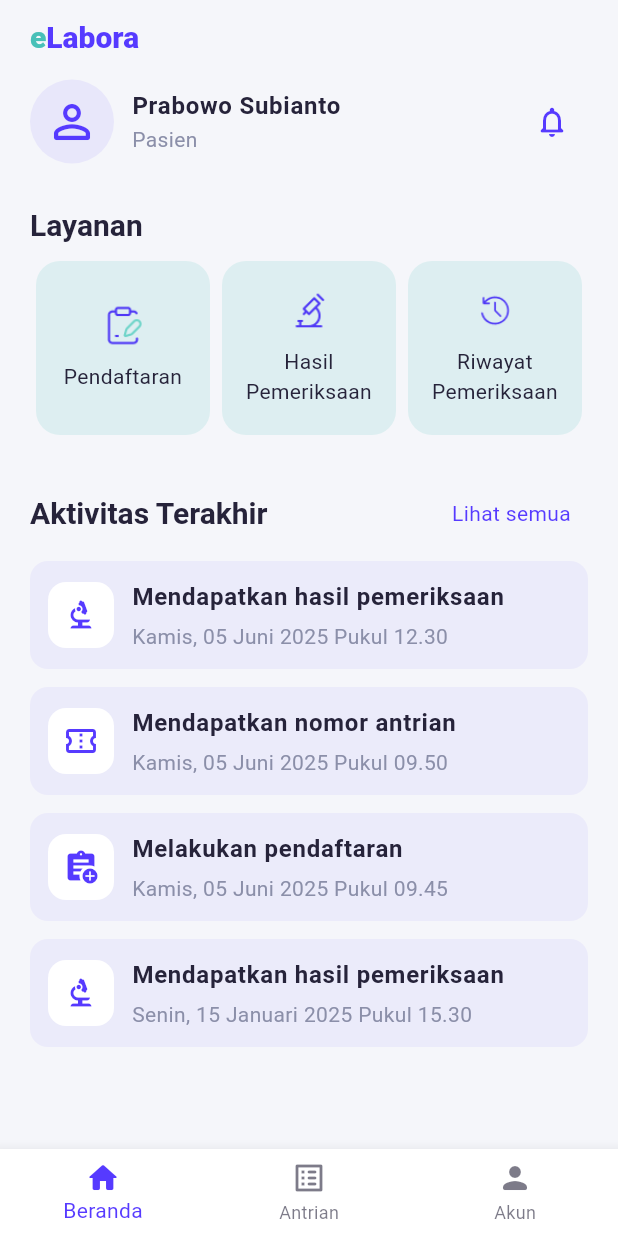
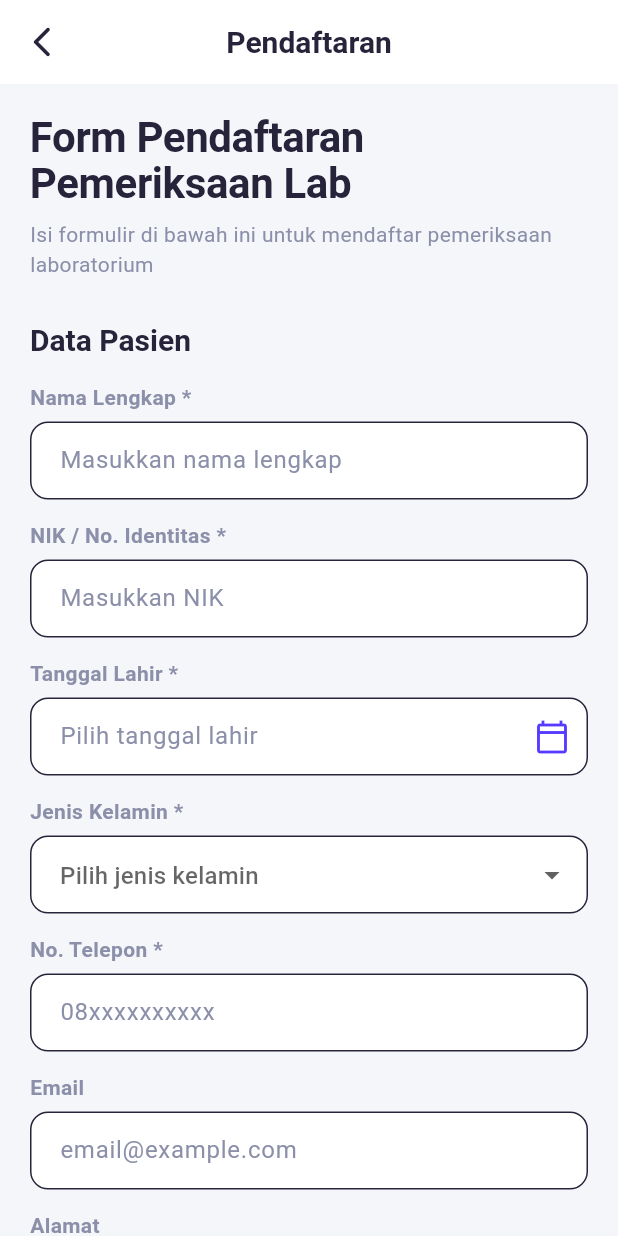
Before and after one commit to ilhamridzuan/mobile---eLabora, a Flutter app: the HomePage screen opened by its route, after a tap on "Pendaftaran", on a phone screen of 412 x 824 dp. Run offline on Flutter 3.47's test engine with Material 3 defaults, Android fonts, the phone set to English and light mode, and no system bars.

Commit message:
Menambahkan pendaftaran dan antrian

```diff
--- a/lib/config/routes.dart
+++ b/lib/config/routes.dart
@@ -1,3 +1,5 @@
+import 'package:elabora_app/pages/antrian.dart';
+import 'package:elabora_app/pages/pendaftaran.dart';
 import 'package:flutter/material.dart';
 import 'package:elabora_app/pages/home_page.dart';
 import 'package:elabora_app/pages/riwayat_page.dart';
@@ -9,4 +11,6 @@ final Map<String, WidgetBuilder> appRoutes = {
   '/login': (context) => const LoginPage(),
   '/home': (context) => const HomePage(),
   '/riwayat': (context) => const RiwayatPage(),
+  '/pendaftaran': (context) => const PendaftaranPage(),
+  '/antrian': (context) => const AntrianPage(),
 };
--- /dev/null
+++ b/lib/pages/pendaftaran.dart
@@ -0,0 +1,251 @@
+import 'package:flutter/material.dart';
+
+class PendaftaranPage extends StatefulWidget {
+  const PendaftaranPage({super.key});
+
+  @override
+  State<PendaftaranPage> createState() => _PendaftaranPageState();
+}
+
+class _PendaftaranPageState extends State<PendaftaranPage> {
+  final _formKey = GlobalKey<FormState>();
+  String? _jenisKelamin;
+  DateTime? _tanggalLahir;
+  DateTime? _tanggalPeriksa;
+  TimeOfDay? _waktuPeriksa;
+
+  @override
+  Widget build(BuildContext context) {
+    final theme = Theme.of(context);
+    final color = theme.colorScheme;
+    final text = theme.textTheme;
+
+    return Scaffold(
+      backgroundColor: theme.scaffoldBackgroundColor,
+      appBar: AppBar(
+        title: const Text('Pendaftaran'),
+        centerTitle: true,
+        elevation: 0,
+        backgroundColor: color.surface,
+        foregroundColor: color.onSurface,
+        leading: IconButton(
+          icon: const Icon(Icons.arrow_back_ios_new_rounded),
+          onPressed: () => Navigator.pushReplacementNamed(context, '/home'),
+        ),
+      ),
+
+      body: SingleChildScrollView(
+        padding: const EdgeInsets.all(20),
+        child: Form(
+          key: _formKey,
+          child: Column(
+            crossAxisAlignment: CrossAxisAlignment.start,
+            children: [
+              Text(
+                'Form Pendaftaran Pemeriksaan Lab',
+                style: text.displayLarge,
+              ),
+              const SizedBox(height: 8),
+              Text(
+                'Isi formulir di bawah ini untuk mendaftar pemeriksaan laboratorium',
+                style: text.bodyMedium,
+              ),
+              const SizedBox(height: 28),
+              Text(
+                'Data Pasien',
+                style: text.titleLarge?.copyWith(fontWeight: FontWeight.w600),
+              ),
+              const SizedBox(height: 16),
+              Text(
+                'Nama Lengkap *',
+                style: text.bodyMedium?.copyWith(fontWeight: FontWeight.w600),
+              ),
+              const SizedBox(height: 6),
+              TextFormField(
+                decoration: const InputDecoration(
+                  hintText: 'Masukkan nama lengkap',
+                ),
+              ),
+              const SizedBox(height: 14),
+              Text(
+                'NIK / No. Identitas *',
+                style: text.bodyMedium?.copyWith(fontWeight: FontWeight.w600),
+              ),
+              const SizedBox(height: 6),
+              TextFormField(
+                keyboardType: TextInputType.number,
+                decoration: const InputDecoration(hintText: 'Masukkan NIK'),
+              ),
+              const SizedBox(height: 14),
+              Text(
+                'Tanggal Lahir *',
+                style: text.bodyMedium?.copyWith(fontWeight: FontWeight.w600),
+              ),
+              const SizedBox(height: 6),
+              TextFormField(
+                readOnly: true,
+                decoration: InputDecoration(
+                  hintText: 'Pilih tanggal lahir',
+                  suffixIcon: Icon(
+                    Icons.calendar_today_outlined,
+                    color: color.primary,
+                  ),
+                ),
+                onTap: () async {
+                  final picked = await showDatePicker(
+                    context: context,
+                    initialDate: DateTime.now(),
+                    firstDate: DateTime(1950),
+                    lastDate: DateTime(2100),
+                  );
+                  if (picked != null) setState(() => _tanggalLahir = picked);
+                },
+              ),
+              const SizedBox(height: 14),
+              Text(
+                'Jenis Kelamin *',
+                style: text.bodyMedium?.copyWith(fontWeight: FontWeight.w600),
+              ),
+              const SizedBox(height: 6),
+              DropdownButtonFormField<String>(
+                value: _jenisKelamin,
+                decoration: const InputDecoration(
+                  hintText: 'Pilih jenis kelamin',
+                ),
+                items: const [
+                  DropdownMenuItem(
+                    value: 'Laki-laki',
+                    child: Text('Laki-laki'),
+                  ),
+                  DropdownMenuItem(
+                    value: 'Perempuan',
+                    child: Text('Perempuan'),
+                  ),
+                ],
+                onChanged: (v) => setState(() => _jenisKelamin = v),
+              ),
+              const SizedBox(height: 14),
+
+              Text(
+                'No. Telepon *',
+                style: text.bodyMedium?.copyWith(fontWeight: FontWeight.w600),
+              ),
+              const SizedBox(height: 6),
+              TextFormField(
+                keyboardType: TextInputType.phone,
+                decoration: const InputDecoration(hintText: '08xxxxxxxxxx'),
+              ),
+              const SizedBox(height: 14),
+
+              Text(
+                'Email',
+                style: text.bodyMedium?.copyWith(fontWeight: FontWeight.w600),
+              ),
+              const SizedBox(height: 6),
+              TextFormField(
+                keyboardType: TextInputType.emailAddress,
+                decoration: const InputDecoration(
+                  hintText: 'email@example.com',
+                ),
+              ),
+              const SizedBox(height: 14),
+
+              Text(
+                'Alamat',
+                style: text.bodyMedium?.copyWith(fontWeight: FontWeight.w600),
+              ),
+              const SizedBox(height: 6),
+              TextFormField(
+                maxLines: 3,
+                decoration: const InputDecoration(
+                  hintText: 'Masukkan alamat lengkap',
+                ),
+              ),
+              const SizedBox(height: 28),
+
+              Text(
+                'Jadwal Pemeriksaan *',
+                style: text.titleLarge?.copyWith(fontWeight: FontWeight.w600),
+              ),
+              const SizedBox(height: 16),
+
+              Text(
+                'Tanggal Pemeriksaan',
+                style: text.bodyMedium?.copyWith(fontWeight: FontWeight.w600),
+              ),
+              const SizedBox(height: 6),
+              TextFormField(
+                readOnly: true,
+                decoration: InputDecoration(
+                  hintText: 'Pilih tanggal pemeriksaan',
+                  suffixIcon: Icon(
+                    Icons.calendar_today_outlined,
+                    color: color.primary,
+                  ),
+                ),
+                onTap: () async {
+                  final picked = await showDatePicker(
+                    context: context,
+                    initialDate: DateTime.now(),
+                    firstDate: DateTime(1950),
+                    lastDate: DateTime(2100),
+                  );
+                  if (picked != null) setState(() => _tanggalPeriksa = picked);
+                },
+              ),
+              const SizedBox(height: 14),
+
+              Text(
+                'Waktu Pemeriksaan',
+                style: text.bodyMedium?.copyWith(fontWeight: FontWeight.w600),
+              ),
+              const SizedBox(height: 6),
+              TextFormField(
+                readOnly: true,
+                decoration: InputDecoration(
+                  hintText: 'Pilih waktu pemeriksaan',
+                  suffixIcon: Icon(
+                    Icons.access_time_outlined,
+                    color: color.primary,
+                  ),
+                ),
+                onTap: () async {
+                  final picked = await showTimePicker(
+                    context: context,
+                    initialTime: TimeOfDay.now(),
+                  );
+                  if (picked != null) setState(() => _waktuPeriksa = picked);
+                },
+              ),
+              const SizedBox(height: 32),
+
+              SizedBox(
+                width: double.infinity,
+                child: ElevatedButton(
+                  onPressed: () {
+                    ScaffoldMessenger.of(context).showSnackBar(
+                      SnackBar(
+                        content: Text(
+                          'Pendaftaran berhasil! Mengalihkan ke halaman antrian...',
+                          style: text.bodyMedium?.copyWith(
+                            color: color.onPrimary,
+                          ),
+                        ),
+                        backgroundColor: color.primary,
+                        duration: const Duration(seconds: 1),
+                      ),
+                    );
+                    Future.delayed(const Duration(seconds: 1), () {
+                      Navigator.pushReplacementNamed(context, '/antrian');
+                    });
+                  },
+                  child: const Text('Daftar Sekarang'),
+                ),
+              ),
+            ],
+          ),
+        ),
+      ),
+    );
+  }
+}
```
Also changed, not shown: lib/config/theme.dart (+22 -16 lines), lib/pages/antrian.dart (added, +284 -0 lines).
